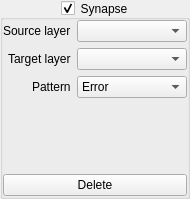
Qt form Neuron/SynapseConfig.ui (Skwint/Neuron) before a commit.
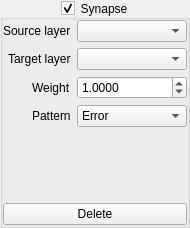
The same form after that commit.

Commit message: Add type to config data (it can now be integer or float). Add LIF network type (linear). Add example automaton using LIF (it's not very interesting but it does generate a repeating pattern).

Diff of the .ui file:
```diff
--- a/Neuron/SynapseConfig.ui
+++ b/Neuron/SynapseConfig.ui
@@ -7,7 +7,7 @@
     <x>0</x>
     <y>0</y>
     <width>190</width>
-    <height>190</height>
+    <height>216</height>
    </rect>
   </property>
   <property name="windowTitle">
@@ -75,14 +75,14 @@
         <item row="1" column="1">
          <widget class="QComboBox" name="cmbTarget"/>
         </item>
-        <item row="2" column="0">
+        <item row="3" column="0">
          <widget class="QLabel" name="patternLabel">
           <property name="text">
            <string>Pattern</string>
           </property>
          </widget>
         </item>
-        <item row="2" column="1">
+        <item row="3" column="1">
          <widget class="QComboBox" name="cmbSynapse">
           <property name="currentIndex">
            <number>0</number>
@@ -94,6 +94,29 @@
           </item>
          </widget>
         </item>
+        <item row="2" column="0">
+         <widget class="QLabel" name="weightLabel">
+          <property name="text">
+           <string>Weight</string>
+          </property>
+         </widget>
+        </item>
+        <item row="2" column="1">
+         <widget class="QDoubleSpinBox" name="spinWeight">
+          <property name="decimals">
+           <number>4</number>
+          </property>
+          <property name="minimum">
+           <double>-1000.000000000000000</double>
+          </property>
+          <property name="maximum">
+           <double>1000.000000000000000</double>
+          </property>
+          <property name="value">
+           <double>1.000000000000000</double>
+          </property>
+         </widget>
+        </item>
        </layout>
       </item>
       <item>
```
The commit also changes 39 other files.
